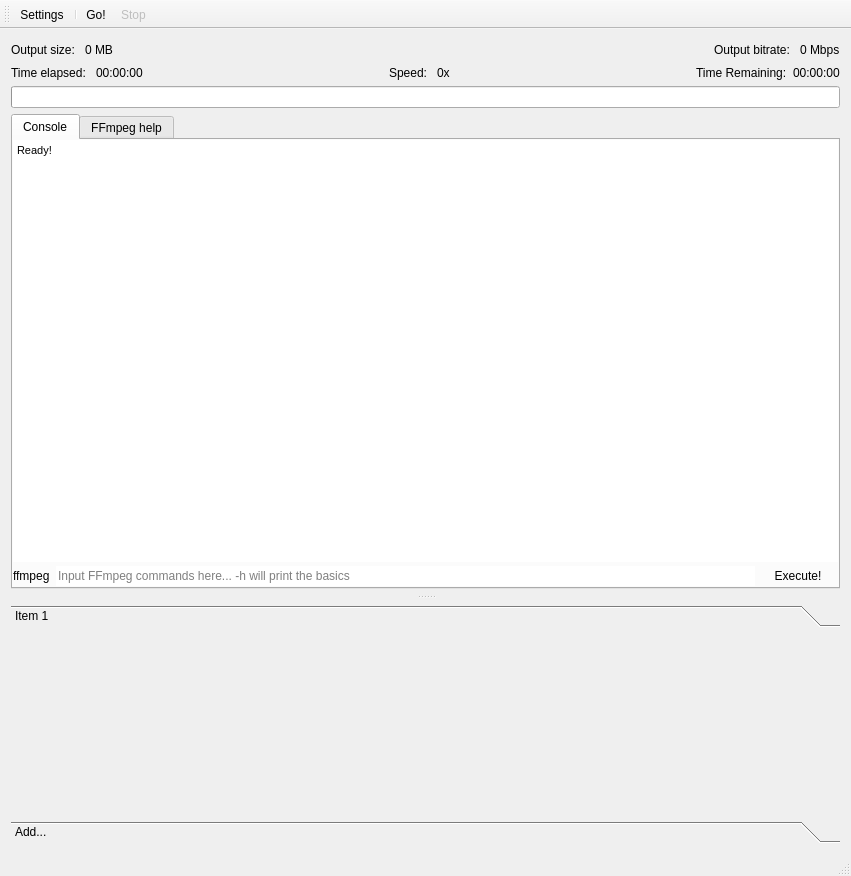
RxLaboratory/DuME, file DuFFMpeg/mainwindow.ui: the form before one commit.
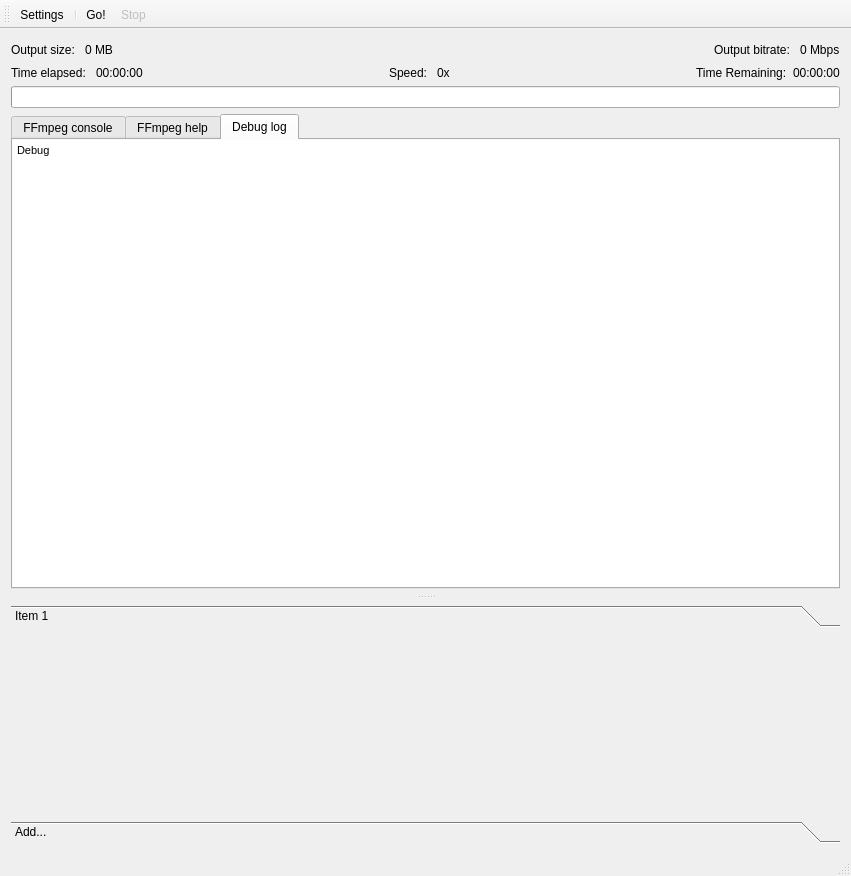
The form after the commit. The open tabs and pages were chosen to show the change. Icons and pictures are not drawn.

Diff of the .ui file:
```diff
--- a/DuFFMpeg/mainwindow.ui
+++ b/DuFFMpeg/mainwindow.ui
@@ -216,7 +216,7 @@
        </property>
        <widget class="QWidget" name="tab">
         <attribute name="title">
-         <string>Console</string>
+         <string>FFmpeg console</string>
         </attribute>
         <layout class="QVBoxLayout" name="verticalLayout">
          <property name="spacing">
@@ -323,6 +323,42 @@
          </item>
         </layout>
        </widget>
+       <widget class="QWidget" name="tab_3">
+        <attribute name="title">
+         <string>Debug log</string>
+        </attribute>
+        <layout class="QVBoxLayout" name="verticalLayout_3">
+         <property name="spacing">
+          <number>0</number>
+         </property>
+         <property name="leftMargin">
+          <number>0</number>
+         </property>
+         <property name="topMargin">
+          <number>0</number>
+         </property>
+         <property name="rightMargin">
+          <number>0</number>
+         </property>
+         <property name="bottomMargin">
+          <number>0</number>
+         </property>
+         <item>
+          <widget class="QTextEdit" name="debugEdit">
+           <property name="frameShape">
+            <enum>QFrame::NoFrame</enum>
+           </property>
+           <property name="html">
+            <string>&lt;!DOCTYPE HTML PUBLIC &quot;-//W3C//DTD HTML 4.0//EN&quot; &quot;http://www.w3.org/TR/REC-html40/strict.dtd&quot;&gt;
+&lt;html&gt;&lt;head&gt;&lt;meta name=&quot;qrichtext&quot; content=&quot;1&quot; /&gt;&lt;style type=&quot;text/css&quot;&gt;
+p, li { white-space: pre-wrap; }
+&lt;/style&gt;&lt;/head&gt;&lt;body style=&quot; font-family:'MS Shell Dlg 2'; font-size:8.25pt; font-weight:400; font-style:normal;&quot;&gt;
+&lt;p style=&quot; margin-top:0px; margin-bottom:0px; margin-left:0px; margin-right:0px; -qt-block-indent:0; text-indent:0px;&quot;&gt;Debug&lt;/p&gt;&lt;/body&gt;&lt;/html&gt;</string>
+           </property>
+          </widget>
+         </item>
+        </layout>
+       </widget>
       </widget>
       <widget class="QStackedWidget" name="mainStackWidget">
        <property name="currentIndex">
```
Left out of the diff: 6 changed lines with no effect on the pictures.
